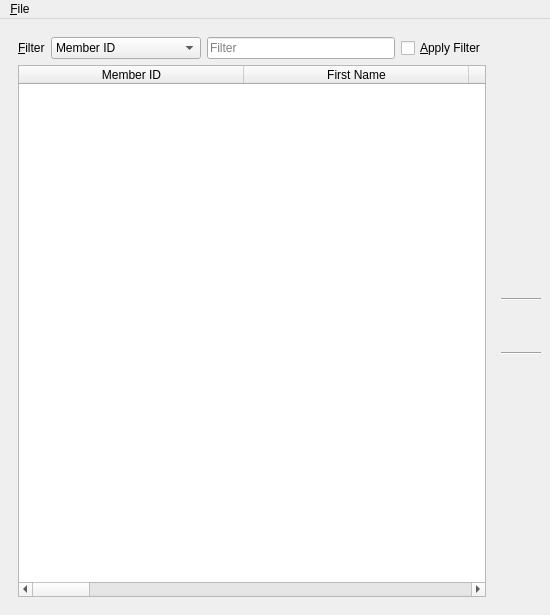
Old version of the form UI/biblioteq_members_browser.ui in the repository textbrowser/biblioteq.
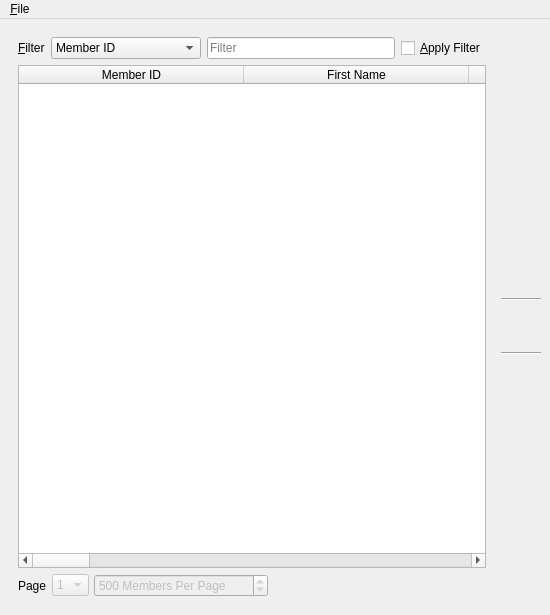
New version of the form. Icons and pictures are not drawn.

Commit message: Members pagination. Incomplete.

Diff of the .ui file:
```diff
--- a/UI/biblioteq_members_browser.ui
+++ b/UI/biblioteq_members_browser.ui
@@ -199,6 +199,67 @@
          </column>
         </widget>
        </item>
+       <item>
+        <layout class="QHBoxLayout" name="horizontalLayout_38">
+         <property name="spacing">
+          <number>5</number>
+         </property>
+         <item>
+          <widget class="QLabel" name="label_122">
+           <property name="text">
+            <string>Page</string>
+           </property>
+          </widget>
+         </item>
+         <item>
+          <widget class="QComboBox" name="page">
+           <property name="enabled">
+            <bool>false</bool>
+           </property>
+           <property name="sizeAdjustPolicy">
+            <enum>QComboBox::AdjustToContents</enum>
+           </property>
+           <item>
+            <property name="text">
+             <string>1</string>
+            </property>
+           </item>
+          </widget>
+         </item>
+         <item>
+          <widget class="QSpinBox" name="pages">
+           <property name="enabled">
+            <bool>false</bool>
+           </property>
+           <property name="suffix">
+            <string> Members Per Page</string>
+           </property>
+           <property name="minimum">
+            <number>25</number>
+           </property>
+           <property name="maximum">
+            <number>999999999</number>
+           </property>
+           <property name="value">
+            <number>500</number>
+           </property>
+          </widget>
+         </item>
+         <item>
+          <spacer name="horizontalSpacer_32">
+           <property name="orientation">
+            <enum>Qt::Horizontal</enum>
+           </property>
+           <property name="sizeHint" stdset="0">
+            <size>
+             <width>40</width>
+             <height>20</height>
+            </size>
+           </property>
+          </spacer>
+         </item>
+        </layout>
+       </item>
       </layout>
      </widget>
     </item>
```
Left out of the diff: 2 changed lines with no effect on the pictures. The commit also changes 1 other file.
